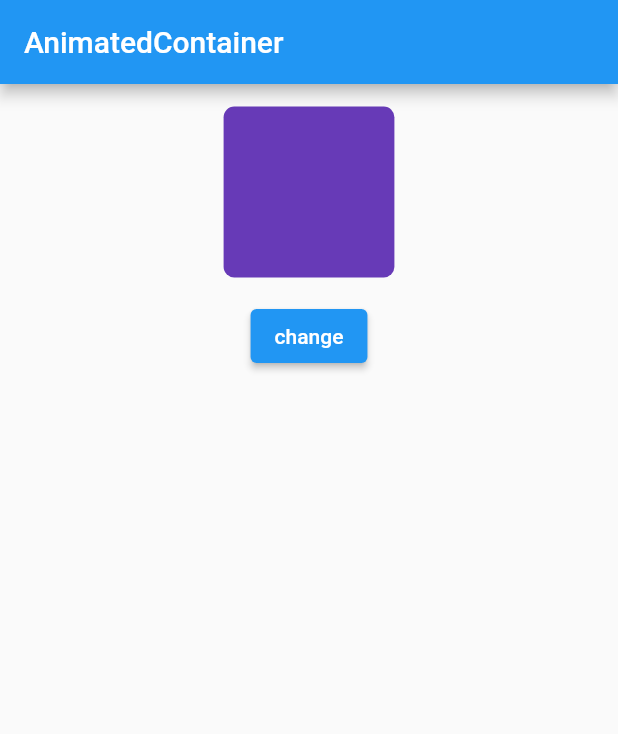
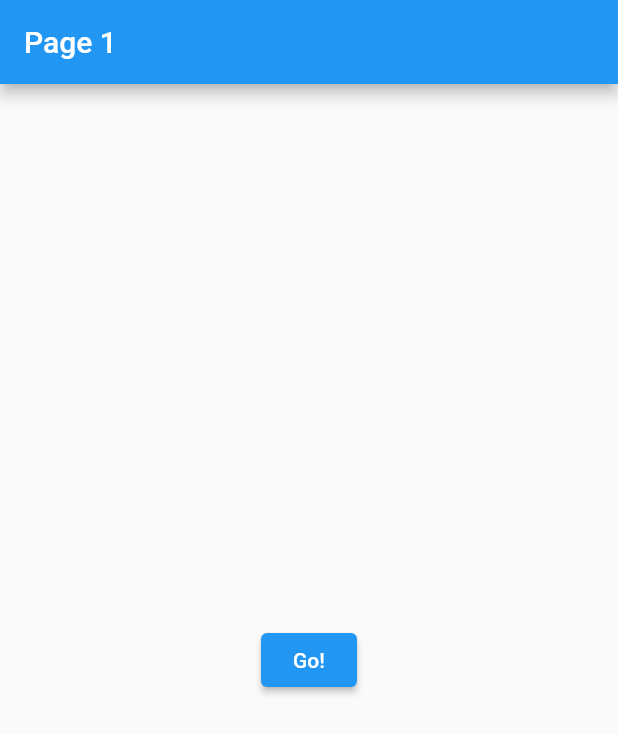
Before and after one commit to fenturechance/flutterPractice2021, a Flutter app: the screen it shows after launch, on a phone screen of 412 x 824 dp. Shown: the top 734 px of the screen. Run offline on Flutter 3.47's test engine with Material 2 defaults, Android fonts, the phone set to English and light mode, and no system bars.

Commit message:
PageRouteBuilder / SlideTransition / Tween / CurveTween / Offset

```diff
--- a/lib/main.dart
+++ b/lib/main.dart
@@ -1,78 +1,62 @@
-import 'dart:math';
 import 'package:flutter/material.dart';
-
-double generateBorderRadius() => Random().nextDouble() * 64;
-double generateMargin() => Random().nextDouble() * 64;
-Color generateColor() => Color(0xFFFFFFFF & Random().nextInt(0xFFFFFFFF));
 
 void main() {
   runApp(MaterialApp(
-    home: AnimatedContainerDemo(),
+    home: HomePage(),
   ));
 }
 
-class AnimatedContainerDemo extends StatefulWidget {
-  const AnimatedContainerDemo({Key? key}) : super(key: key);
-  static String routeName = '/basics/01_animated_container';
+class HomePage extends StatefulWidget {
+  const HomePage({Key? key}) : super(key: key);
 
   @override
-  _AnimatedContainerDemoState createState() => _AnimatedContainerDemoState();
+  _HomePageState createState() => _HomePageState();
 }
 
-class _AnimatedContainerDemoState extends State<AnimatedContainerDemo> {
-  late Color color;
-  late double borderRadius;
-  late double margin;
-
-  @override
-  void initState() {
-    super.initState();
-    color = Colors.deepPurple;
-    borderRadius = generateBorderRadius();
-    margin = generateMargin();
-  }
-
-  void change() {
-    setState(() {
-      color = generateColor();
-      borderRadius = generateBorderRadius();
-      margin = generateMargin();
-    });
-  }
-
+class _HomePageState extends State<HomePage> {
   @override
   Widget build(BuildContext context) {
     return Scaffold(
       appBar: AppBar(
-        title: const Text('AnimatedContainer'),
+        title: const Text('Page 1'),
       ),
       body: Center(
-        child: Column(
-          children: [
-            Padding(
-              padding: const EdgeInsets.all(8.0),
-              child: SizedBox(
-                width: 128,
-                height: 128,
-                child: AnimatedContainer(
-                  margin: EdgeInsets.all(margin),
-                  decoration: BoxDecoration(
-                    color: color,
-                    borderRadius: BorderRadius.circular(borderRadius),
-                  ),
-                  duration: const Duration(milliseconds: 400),
-                ),
-              ),
-            ),
-            ElevatedButton(
-              child: const Text(
-                'change',
-              ),
-              onPressed: () => change(),
-            ),
-          ],
+        child: ElevatedButton(
+          child: const Text('Go!'),
+          onPressed: () {
+            Navigator.of(context).push<void>(_createRoute());
+          },
         ),
       ),
     );
   }
 }
+
+Route _createRoute() {
+  return PageRouteBuilder<SlideTransition>(
+    pageBuilder: (context, animation, secondaryAnimation) => _Page2(),
+    transitionsBuilder: (context, animation, secondaryAnimation, child) {
+      var tween =
+          Tween<Offset>(begin: const Offset(0.0, 1.0), end: Offset.zero);
+      var curveTween = CurveTween(curve: Curves.ease);
+
+      return SlideTransition(
+        position: animation.drive(curveTween).drive(tween),
+        child: child,
+      );
+    },
+  );
+}
+class _Page2 extends StatelessWidget {
+  @override
+  Widget build(BuildContext context) {
+    return Scaffold(
+      appBar: AppBar(
+        title: const Text('Page 2'),
+      ),
+      body: Center(
+        child: Text('Page 2!', style: Theme.of(context).textTheme.headline4),
+      ),
+    );
+  }
+}
```
